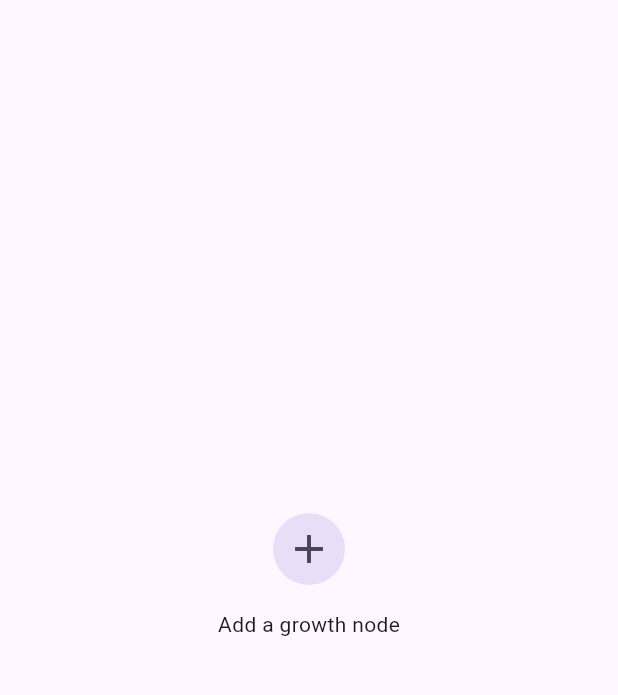
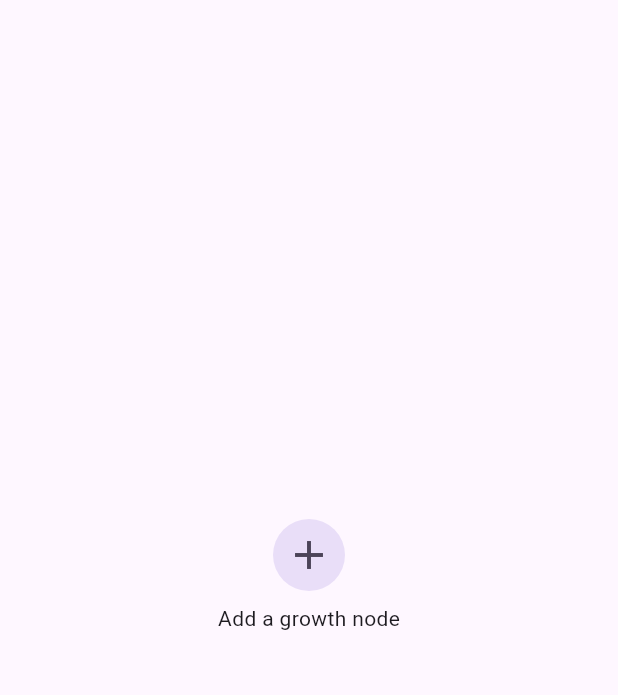
Before and after one commit to dubeyanant/growth-tree, a Flutter app: the screen it shows after launch, on a phone screen of 412 x 824 dp, the part 84-779 px from its top. Run offline on Flutter 3.47's test engine with Material 3 defaults, Android fonts, the phone set to English and light mode, and no system bars; our stand-ins replace flutter_dotenv, get, supabase_flutter; accounts and stored records are empty.

Commit message:
fix: line render

```diff
--- a/lib/screens/home.dart
+++ b/lib/screens/home.dart
@@ -27,21 +27,23 @@ class HomeScreen extends StatelessWidget {
                   mainAxisAlignment: MainAxisAlignment.center,
                   children: [
                     BottomNodeSheet(parentId: 0),
-                    SizedBox(height: 16),
+                    SizedBox(height: 8),
                     Text('Add a growth node')
                   ],
                 )
               : Column(
+                  mainAxisAlignment: MainAxisAlignment.center,
                   children: [
-                    const SizedBox(height: 16),
                     Column(
                       children: nc.data
-                          .map((element) => GrowthNodes(
-                                nodeTitle: element['nodeTitle'],
-                                nodeId: element['id'],
-                                parentId: element['parentNode'],
-                                hasChild: element['hasChild'],
-                              ))
+                          .map(
+                            (element) => GrowthNodes(
+                              nodeTitle: element['nodeTitle'],
+                              nodeId: element['id'],
+                              parentId: element['parentNode'],
+                              isRoot: element['parentNode'] != 0 ? true : false,
+                            ),
+                          )
                           .toList(),
                     ),
                   ],
```
Also changed, not shown: lib/controller/node_controller.dart (+17 -11 lines), lib/widgets/growth_nodes.dart (+15 -15 lines).
